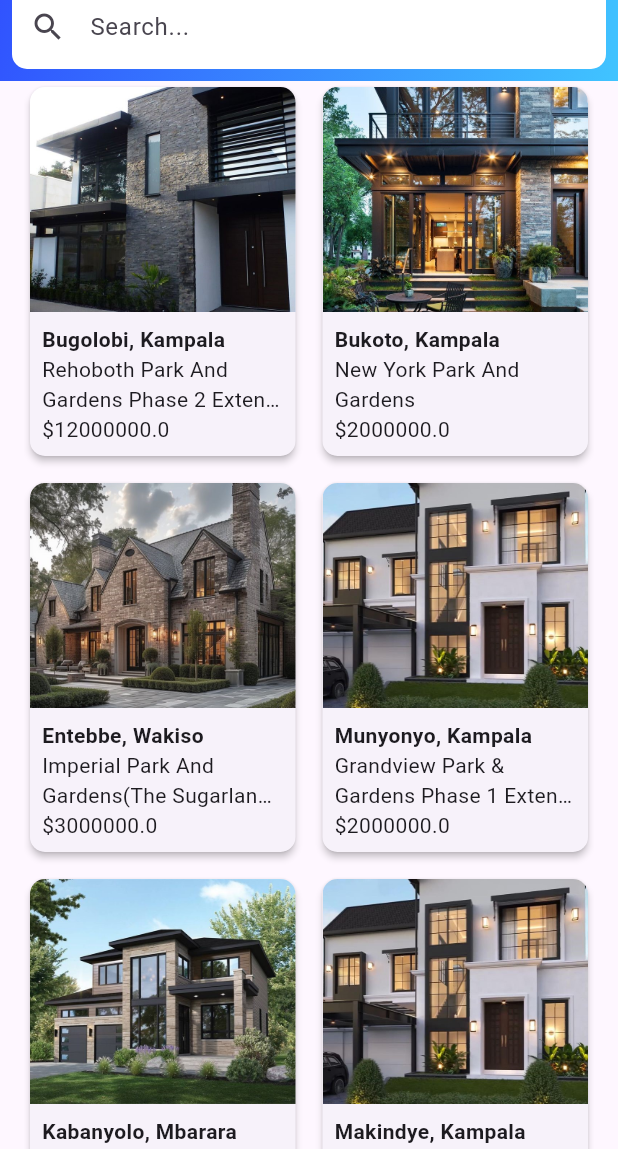
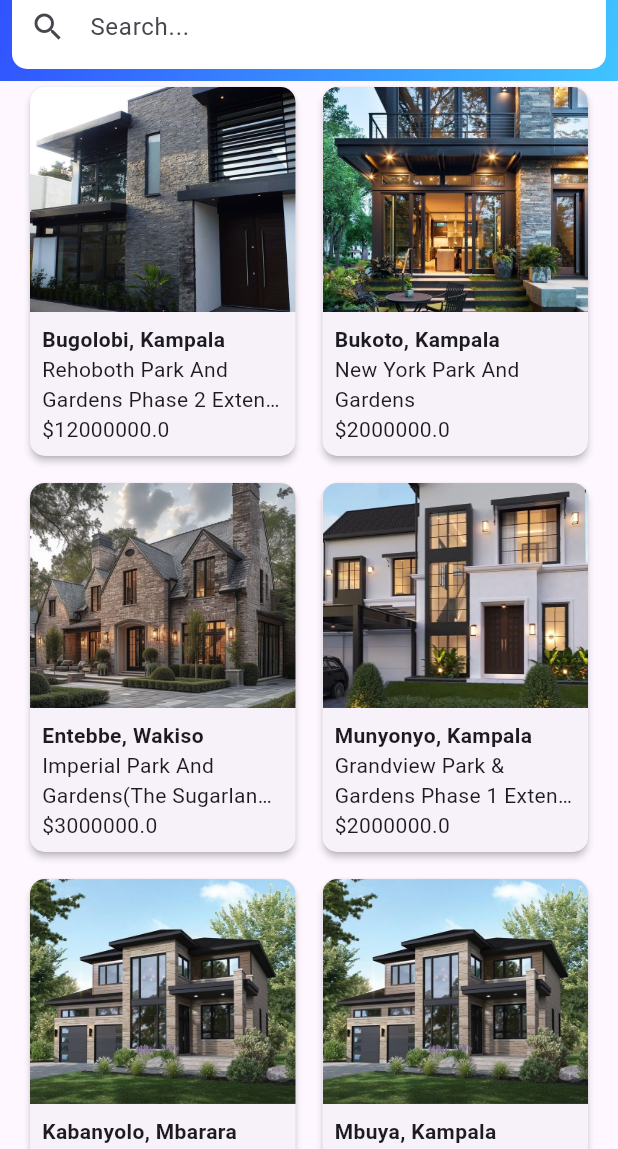
Before and after one commit to Ggayi-Edward/Property_management_application, a Flutter app: the EstateListingView screen opened by its route, on a phone screen of 412 x 824 dp, the part 87-1236 px from its top. Run offline on Flutter 3.47's test engine with Material 3 defaults, Android fonts, the light colour scheme and no system bars; our stand-ins replace carousel_slider, firebase_auth, firebase_core, firebase_storage, flutter_svg, fluttertoast and 3 more; accounts and stored records are empty; project files that could hold a hidden picture were left out.

Commit message:
new residence

```diff
--- a/lib/data/estate_data.dart
+++ b/lib/data/estate_data.dart
@@ -94,6 +94,24 @@ class EstateData {
       ],
     ),
     EstateModel(
+      image: 'assets/images/houses/kyabanyorohouse.jpeg',
+      availability: {
+        'wifi': false,
+        'bedrooms': 4,
+        'bathrooms': 3,
+        'swimmingPool': false,
+      },
+      location: 'Mbuya, Kampala',
+      price: 3000.0,
+      title: 'Elizabeth Apartments',
+      roomImages: [
+        'assets/images/houses/rooms/bathroom5.jfif',
+        'assets/images/houses/rooms/kitchen5.jfif',
+        'assets/images/houses/rooms/livingroom5.jfif',
+        'assets/images/houses/rooms/swimmingpool2.jfif',
+      ],
+    ),
+    EstateModel(
       image: 'assets/images/houses/makindyehouse.jpeg',
       availability: {
         'wifi': true,
```
